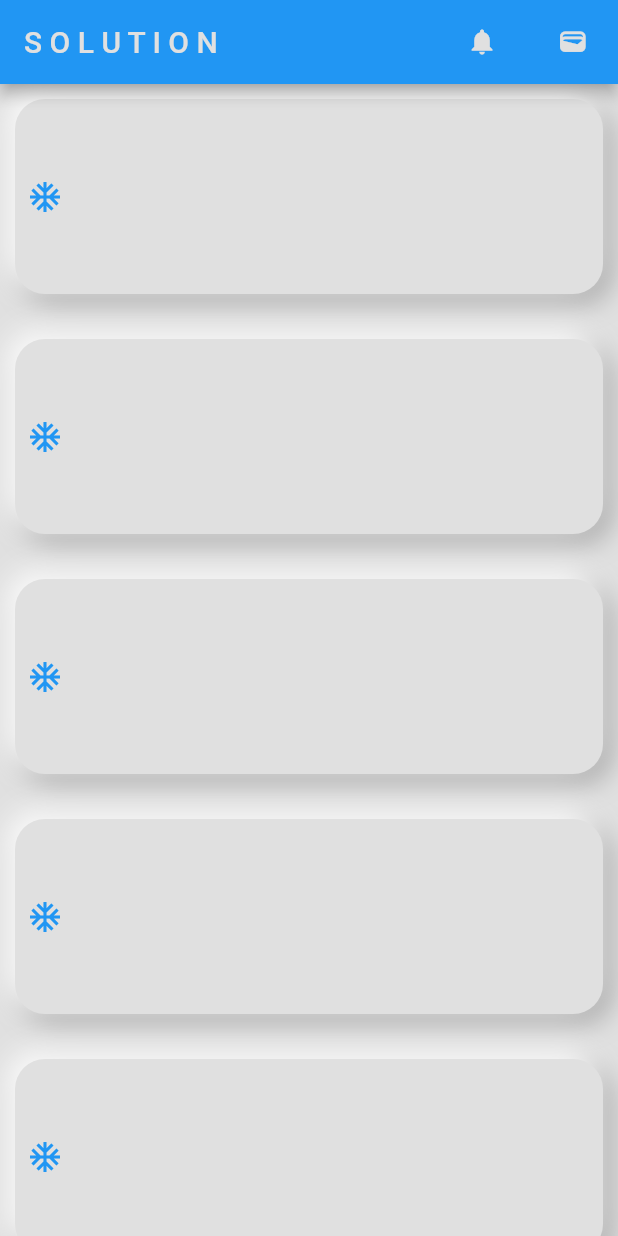
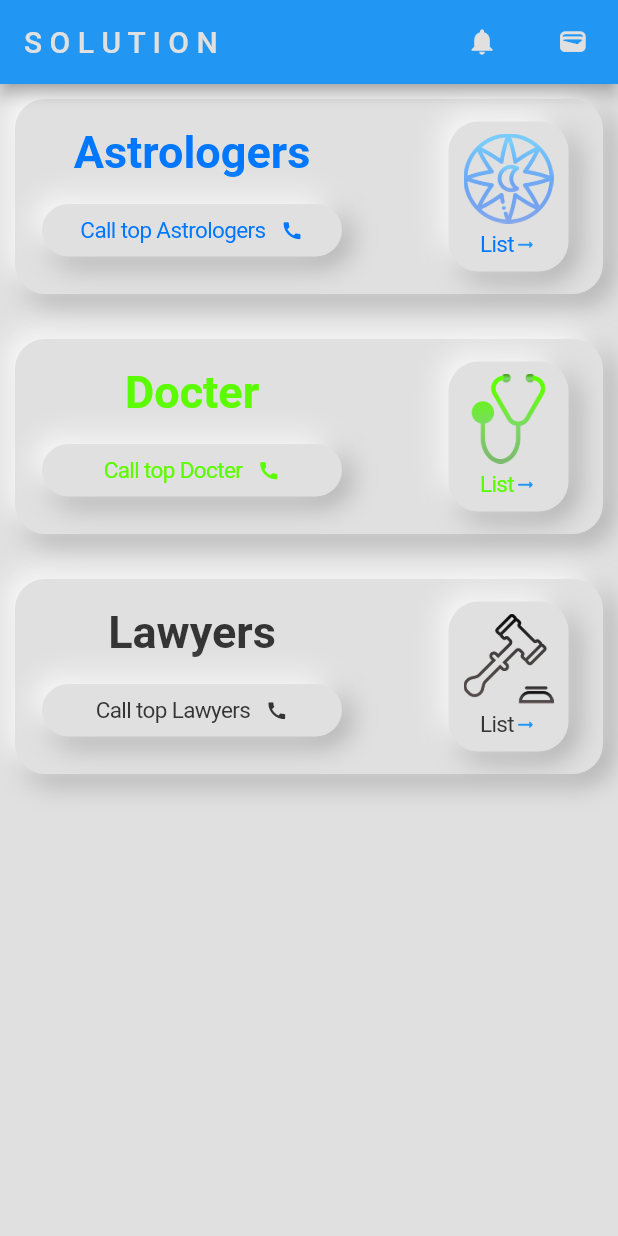
Before and after one commit to navneetprajapati26/solution-, a Flutter app: the HomeScreen screen opened directly, on a phone screen of 412 x 824 dp. Run offline on Flutter 3.47's test engine with Material 2 defaults, Android fonts, the phone set to English and light mode, and no system bars; our stand-ins replace flutter_svg.

Commit message:
service screen done

```diff
--- a/lib/main.dart
+++ b/lib/main.dart
@@ -2,6 +2,7 @@ import 'package:flutter/material.dart';
 import 'package:flutter/services.dart';
 import 'package:solution/screens/auth/login/login.dart';
 import 'package:solution/screens/home/home.dart';
+import 'package:solution/screens/service/ServiceScreen.dart';
 import 'package:solution/screens/splash/splash_screen.dart';
 
 void main() {
@@ -28,7 +29,7 @@ class MyApp extends StatelessWidget {
 
         primarySwatch: Colors.blue,
       ),
-      home: HomeScreen(),
+      home: SplashScreen(),
     );
   }
 }
--- a/lib/screens/home/home.dart
+++ b/lib/screens/home/home.dart
@@ -2,6 +2,10 @@ import 'package:flutter/cupertino.dart';
 import 'package:flutter/material.dart';
 import 'package:solution/utils/dimensions.dart';
 import 'package:solution/utils/neomorphism/neomorphism_box.dart';
+import 'package:flutter_svg/flutter_svg.dart';
+
+import '../../utils/services_card.dart';
+import '../service/ServiceScreen.dart';
 
 class HomeScreen extends StatefulWidget {
   const HomeScreen({Key? key}) : super(key: key);
@@ -11,6 +15,19 @@ class HomeScreen extends StatefulWidget {
 }
 
 class _HomeScreenState extends State<HomeScreen> {
+  void services_raout() {
+    Navigator.push(
+        context, MaterialPageRoute(builder: (context) => ServicesScreen()));
+  }
+
+  List<String> Services_name = ["Astrologers", "Docter", "Lawyers"];
+  List<String> Services_logo = [
+    "assets/png/astrology_png_logo.png",
+    "assets/png/doctor_png_logo.png",
+    "assets/png/justice_png_logo.png"
+  ];
+  List<int> Services_color = [0xFF0077FF, 0xFF5CFC00, 0xFF343434];
+
   @override
   Widget build(BuildContext context) {
     return Scaffold(
@@ -48,22 +65,13 @@ class _HomeScreenState extends State<HomeScreen> {
             ListView.builder(
                 physics: NeverScrollableScrollPhysics(),
                 shrinkWrap: true,
-                itemCount: 7,
+                itemCount: Services_logo.length,
                 itemBuilder: (context, index) {
-                  return Padding(
-                    padding: const EdgeInsets.only(
-                        left: Dimensions.SIZE_SMALL, right: Dimensions.SIZE_SMALL, top: Dimensions.SIZE_SMALL, bottom: Dimensions.SIZE_LARGE),
-                    child: NeuBox(
-                        height: 130,
-                        width: 200,
-                        child: Container(
-                          child: Row(
-                            children: [
-                              Icon(Icons.ac_unit,color: Colors.blue)
-                            ],
-                          )
-                        )),
-                  );
+                  return ServicesCard(
+                      service_name: Services_name[index],
+                      service_logo: Services_logo[index],
+                      coler: Services_color[index],
+                      route: services_raout);
                 }),
           ],
         ),
--- a/lib/utils/services_card.dart
+++ b/lib/utils/services_card.dart
@@ -0,0 +1,136 @@
+import 'package:flutter/cupertino.dart';
+import 'package:flutter/material.dart';
+import 'package:solution/utils/dimensions.dart';
+import 'package:solution/utils/neomorphism/neomorphism_box.dart';
+
+class ServicesCard extends StatelessWidget {
+  String service_name;
+  String service_logo;
+  int coler = 0xFF0077FF;
+  void Function() route;
+  ServicesCard(
+      {Key? key,
+      required this.service_name,
+      required this.service_logo,
+      required this.coler,
+      required this.route})
+      : super(key: key);
+
+  @override
+  Widget build(BuildContext context) {
+    return Padding(
+      padding: const EdgeInsets.only(
+          left: Dimensions.SIZE_SMALL,
+          right: Dimensions.SIZE_SMALL,
+          top: Dimensions.SIZE_SMALL,
+          bottom: Dimensions.SIZE_LARGE),
+      child: NeuBox(
+          height: 130,
+          width: 200,
+          child: Container(
+              child: Row(
+            mainAxisAlignment: MainAxisAlignment.spaceBetween,
+            children: [
+              Column(
+                mainAxisAlignment: MainAxisAlignment.start,
+                children: [
+                  //SizedBox(height: Dimensions.SIZE_SMALL),
+                  Padding(
+                    padding: const EdgeInsets.only(
+                        top: Dimensions.SIZE_SMALL,
+                        left: Dimensions.SIZE_EXTRA_SMALL),
+                    child: Text(
+                      service_name,
+                      style: TextStyle(
+                          color: Color(coler),
+                          fontSize: 30,
+                          fontWeight: FontWeight.bold),
+                    ),
+                  ),
+                  SizedBox(
+                    height: 10,
+                  ),
+                  CupertinoButton(
+                    padding: EdgeInsets.only(
+                        left: Dimensions.SIZE_SMALL,
+                        right: Dimensions.SIZE_EXTRA_SMALL,
+                        top: Dimensions.SIZE_EXTRA_SMALL,
+                        bottom: 0),
+                    child: NeuBox(
+                        height: 35,
+                        width: 200,
+                        child: Container(
+                            child: Row(
+                          mainAxisAlignment: MainAxisAlignment.center,
+                          children: [
+                            Text(
+                              "Call top " + service_name,
+                              style: TextStyle(
+                                  color: Color(coler),
+                                  fontSize: Dimensions.SIZE_DEFAULT),
+                            ),
+                            SizedBox(
+                              width: Dimensions.SIZE_SMALL,
+                            ),
+                            Icon(
+                              Icons.call,
+                              color: Color(coler),
+                              size: Dimensions.SIZE_DEFAULT,
+                            )
+                          ],
+                        ))),
+                    onPressed: () {
+                      //todo: call top btn
+                    },
+                  )
+                ],
+              ),
+              Column(
+                mainAxisAlignment: MainAxisAlignment.center,
+                children: [
+                  CupertinoButton(
+                    padding: EdgeInsets.only(right: Dimensions.SIZE_DEFAULT),
+                    child: NeuBox(
+                      height: 100,
+                      width: 80,
+                      child: Container(
+                        alignment: Alignment.center,
+                        child: Column(
+                          children: [
+                            Image.asset(
+                              service_logo,
+                              width: 60.0,
+                              height: 60.0,
+                            ),
+                            SizedBox(
+                              height: Dimensions.SIZE_EXTRA_SMALL,
+                            ),
+                            Row(
+                              mainAxisAlignment: MainAxisAlignment.center,
+                              children: [
+                                Text(
+                                  "List",
+                                  style: TextStyle(
+                                      fontSize: Dimensions.SIZE_DEFAULT,
+                                      color: Color(coler)),
+                                ),
+                                Icon(
+                                  Icons.arrow_right_alt_rounded,
+                                  size: Dimensions.SIZE_DEFAULT,
+                                )
+                              ],
+                            )
+                          ],
+                        ),
+                      ),
+                    ),
+                    onPressed: route,
+                  ),
+                  //SizedBox(height: Dimensions.SIZE_EXTRA_SMALL,)
+                ],
+              ),
+            ],
+          ))),
+    );
+  }
+}
```
Also changed, not shown: lib/screens/service/ServiceScreen.dart (added, +78 -0 lines), pubspec.yaml (+7 -3 lines), pubspec.lock.
